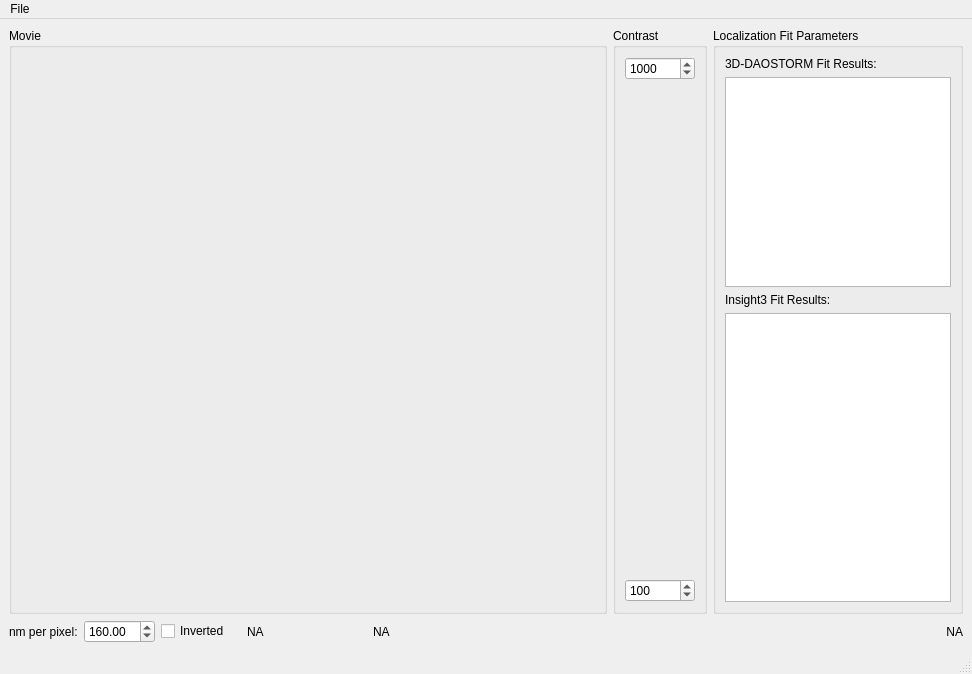
First picture: the form in visualizer/visualizer.ui, repository ZhuangLab/storm-analysis, before the edit.
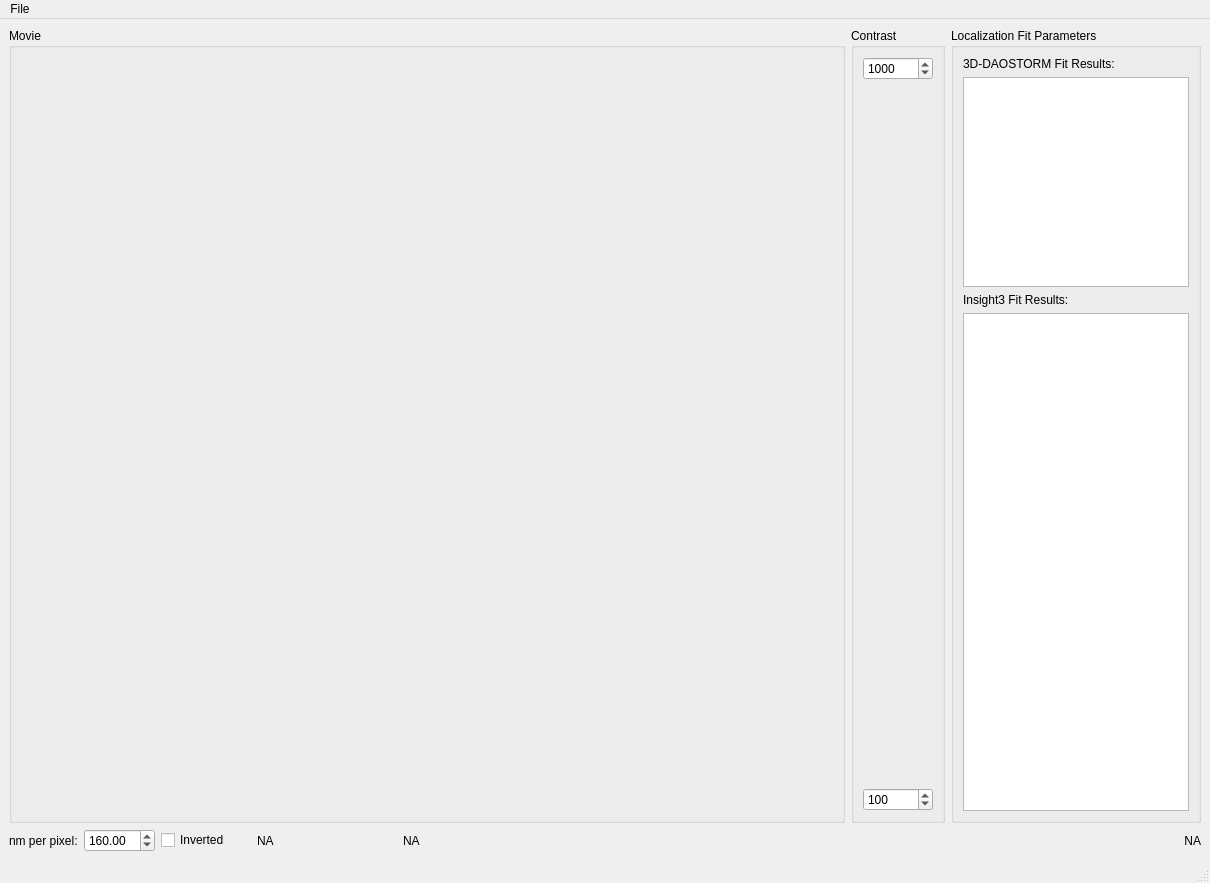
Second picture: the form after the edit.

Commit message: Increase label minimum sizes so that the text does not get clipped for large images.

```diff
--- a/visualizer/visualizer.ui
+++ b/visualizer/visualizer.ui
@@ -6,8 +6,8 @@
    <rect>
     <x>0</x>
     <y>0</y>
-    <width>972</width>
-    <height>674</height>
+    <width>1210</width>
+    <height>883</height>
    </rect>
   </property>
   <property name="windowTitle">
@@ -210,13 +210,13 @@
        <widget class="QCheckBox" name="oriCheckBox">
         <property name="minimumSize">
          <size>
-          <width>80</width>
+          <width>90</width>
           <height>0</height>
          </size>
         </property>
         <property name="maximumSize">
          <size>
-          <width>80</width>
+          <width>0</width>
           <height>16777215</height>
          </size>
         </property>
@@ -229,13 +229,13 @@
        <widget class="QLabel" name="frameLabel">
         <property name="minimumSize">
          <size>
-          <width>120</width>
+          <width>140</width>
           <height>0</height>
          </size>
         </property>
         <property name="maximumSize">
          <size>
-          <width>120</width>
+          <width>0</width>
           <height>16777215</height>
          </size>
         </property>
@@ -248,13 +248,13 @@
        <widget class="QLabel" name="xyiLabel">
         <property name="minimumSize">
          <size>
-          <width>140</width>
+          <width>150</width>
           <height>0</height>
          </size>
         </property>
         <property name="maximumSize">
          <size>
-          <width>140</width>
+          <width>0</width>
           <height>16777215</height>
          </size>
         </property>
@@ -313,7 +313,7 @@
     <rect>
      <x>0</x>
      <y>0</y>
-     <width>972</width>
+     <width>1210</width>
      <height>26</height>
     </rect>
    </property>
```
Left out of the diff: 4 changed lines with no effect on the pictures. The commit also changes 1 other file.
